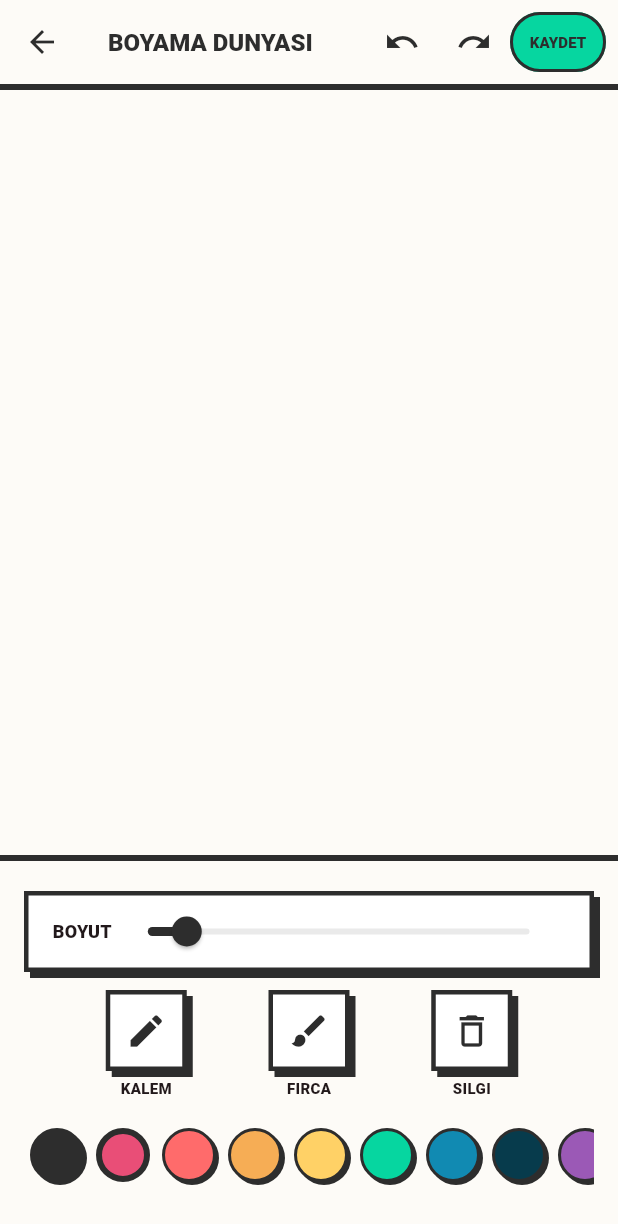
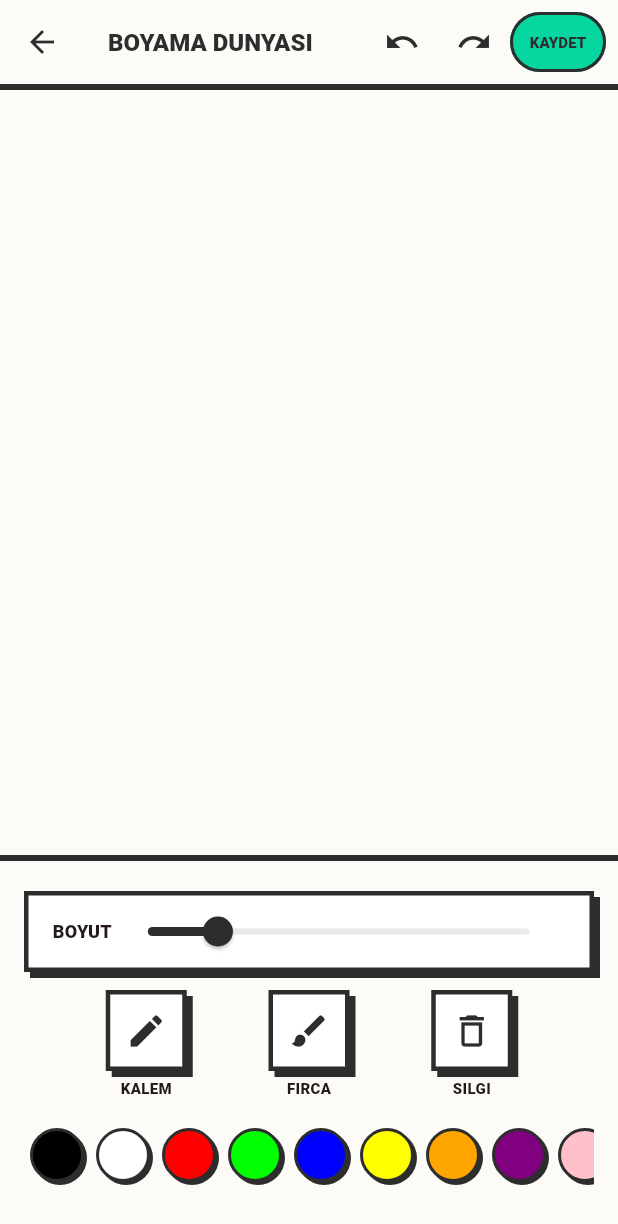
Before and after one commit to gokhanuzenn/color, a Flutter app: the ColoringCanvasScreen screen opened directly with empty values, on a phone screen of 412 x 824 dp. Shown: the top 1224 px of the screen. Run offline on Flutter 3.47's test engine with Material 3 defaults, Android fonts, the light colour scheme and no system bars; our stand-ins replace google_mobile_ads, image_gallery_saver, permission_handler, shared_preferences; accounts and stored records are empty; statements that could not run were skipped.

Commit message:
Port drawing brush algorithms from HTML prototype to Flutter coloring_canvas_screen.dart. Added HB-9B pencil noise, 10-bristle brush, watercolor alpha effects. Updated palette and tool menus.

```diff
--- a/lib/screens/coloring_canvas_screen.dart
+++ b/lib/screens/coloring_canvas_screen.dart
@@ -27,6 +27,11 @@ enum DrawingTool {
   kuru_firca,
   gradyan_fircasi,
   eraser,
+  pencil_hb,
+  pencil_2b,
+  pencil_4b,
+  pencil_6b,
+  pencil_9b,
 }
 
 abstract class PaintOp {
@@ -88,42 +93,88 @@ class PathOp extends PaintOp {
     }
 
     switch (tool) {
+      case DrawingTool.pencil_hb:
+      case DrawingTool.pencil_2b:
+      case DrawingTool.pencil_4b:
+      case DrawingTool.pencil_6b:
+      case DrawingTool.pencil_9b:
       case DrawingTool.kursun:
-        paint.strokeWidth = strokeWidth * 0.4;
+        final Map<DrawingTool, Map<String, dynamic>> config = {
+          DrawingTool.pencil_hb: {'a': 0.7, 'w': 0.1},
+          DrawingTool.pencil_2b: {'a': 0.6, 'w': 0.15},
+          DrawingTool.pencil_4b: {'a': 0.5, 'w': 0.2},
+          DrawingTool.pencil_6b: {'a': 0.4, 'w': 0.3},
+          DrawingTool.pencil_9b: {'a': 0.35, 'w': 0.4},
+          DrawingTool.kursun: {'a': 0.8, 'w': 0.1},
+        };
+        final settings = config[tool] ?? {'a': 0.8, 'w': 0.1};
+        paint.color = color.withOpacity(finalOpacity * (settings['a'] as double));
+        paint.strokeWidth = strokeWidth * (settings['w'] as double);
+        canvas.drawPath(path, paint);
+
+        final noisePaint = Paint()..color = paint.color..style = PaintingStyle.fill;
+        final rnd = math.Random(42);
+        for (var p in points) {
+          if (p != null && rnd.nextDouble() > 0.4) {
+            canvas.drawRect(Rect.fromLTWH(p.dx + (rnd.nextDouble()-0.5)*3, p.dy + (rnd.nextDouble()-0.5)*3, 1, 1), noisePaint);
+          }
+        }
+        break;
+
+      case DrawingTool.sulu_firca:
+        paint.color = color.withOpacity(finalOpacity * 0.08);
+        paint.strokeWidth = strokeWidth;
+        final rnd = math.Random(42);
+        for (int i = 0; i < 3; i++) {
+          final bristlePath = ui.Path();
+          bool first = true;
+          double bWidth = strokeWidth * (1 - i * 0.15);
+          paint.strokeWidth = bWidth;
+          for (var p in points) {
+            if (p != null) {
+              Offset off = Offset((rnd.nextDouble()-0.5)*4, (rnd.nextDouble()-0.5)*4);
+              if (first) { bristlePath.moveTo(p.dx + off.dx, p.dy + off.dy); first = false; }
+              else bristlePath.lineTo(p.dx + off.dx, p.dy + off.dy);
+            } else { first = true; }
+          }
+          canvas.drawPath(bristlePath, paint);
+        }
+        break;
+
+      case DrawingTool.firca_classic:
         paint.color = color.withOpacity(finalOpacity * 0.7);
+        const bristleCount = 10;
+        for (int i = 0; i < bristleCount; i++) {
+          final bPath = ui.Path();
+          bool first = true;
+          double offset = (i - bristleCount / 2) * (strokeWidth / bristleCount);
+          paint.strokeWidth = math.max(1, strokeWidth / 8);
+          for (var p in points) {
+            if (p != null) {
+              if (first) { bPath.moveTo(p.dx + offset, p.dy + offset); first = false; }
+              else bPath.lineTo(p.dx + offset, p.dy + offset);
+            } else { first = true; }
+          }
+          canvas.drawPath(bPath, paint);
+        }
+        break;
+
+      case DrawingTool.boya_kalemi:
+        paint.color = color.withOpacity(finalOpacity * 0.6);
+        paint.strokeWidth = strokeWidth * 0.8;
         canvas.drawPath(path, paint);
-        break;
-      case DrawingTool.sulu_firca:
-        paint.maskFilter = const MaskFilter.blur(BlurStyle.normal, 10);
-        paint.color = color.withOpacity(finalOpacity * 0.2);
-        paint.strokeWidth = strokeWidth * 2.0;
-        canvas.drawPath(path, paint);
-        break;
-      case DrawingTool.boya_kalemi:
         final rnd = math.Random(42);
-        for (int i = 0; i < points.length - 1; i++) {
-          if (points[i] != null && points[i + 1] != null) {
+        final grainPaint = Paint()..style = PaintingStyle.fill;
+        for (var p in points) {
+          if (p != null) {
             for (int j = 0; j < 5; j++) {
-              Offset off = Offset(rnd.nextDouble() * 5 - 2.5, rnd.nextDouble() * 5 - 2.5);
-              canvas.drawLine(points[i]! + off, points[i + 1]! + off, paint..color = color.withOpacity(finalOpacity * 0.5)..strokeWidth = strokeWidth * 0.3);
+              grainPaint.color = color.withOpacity(finalOpacity * rnd.nextDouble() * 0.4);
+              canvas.drawRect(Rect.fromLTWH(p.dx + (rnd.nextDouble()-0.5)*strokeWidth, p.dy + (rnd.nextDouble()-0.5)*strokeWidth, 2, 2), grainPaint);
             }
           }
         }
         break;
-      case DrawingTool.gradyan_fircasi:
-        if (points.length > 1) {
-          for (int i = 0; i < points.length - 1; i++) {
-            if (points[i] != null && points[i + 1] != null) {
-              paint.shader = ui.Gradient.linear(
-                points[i]!,
-                points[i + 1]!,
-                [secondaryColor.withOpacity(finalOpacity * 0.4), color.withOpacity(finalOpacity * 0.6)],
-              );
-              canvas.drawLine(points[i]!, points[i + 1]!, paint);
-            }
-          }
-        }
-        break;
+
       default:
         canvas.drawPath(path, paint);
     }
@@ -165,10 +216,10 @@ class _ColoringCanvasScreenState extends State<ColoringCanvasScreen> with Widget
   List<PaintOp> operations = [];
   Color selectedColor = const Color(0xFFE94E77);
   Color secondaryColor = const Color(0xFFF6AD55);
-  DrawingTool activeTool = DrawingTool.kursun;
-  DrawingTool _lastPencilTool = DrawingTool.kursun;
-  DrawingTool _lastBrushTool = DrawingTool.firca_classic;
-  double brushWidth = 12.0;
+  DrawingTool activeTool = DrawingTool.pencil_hb;
+  DrawingTool _lastPencilTool = DrawingTool.pencil_hb;
+  DrawingTool _lastBrushTool = DrawingTool.sulu_firca;
+  double brushWidth = 20.0;
   bool showSubToolMenu = false;
   String? currentMenuType;
 
@@ -189,15 +240,20 @@ class _ColoringCanvasScreenState extends State<ColoringCanvasScreen> with Widget
   bool _isAdFree = false;
 
   final List<Color> palette = [
-    const Color(0xFF2D2D2D), const Color(0xFFE94E77), const Color(0xFFFF6B6B),
-    const Color(0xFFF6AD55), const Color(0xFFFFD166), const Color(0xFF06D6A0),
-    const Color(0xFF118AB2), const Color(0xFF073B4C), const Color(0xFF9B59B6),
-    const Color(0xFFED4C67), const Color(0xFFA3CB38), const Color(0xFFC23616),
-    const Color(0xFF000000), const Color(0xFFFFFFFF), const Color(0xFF808080),
-    const Color(0xFFFF0000), const Color(0xFF00FF00), const Color(0xFF0000FF),
-    const Color(0xFFFFFF00), const Color(0xFF00FFFF), const Color(0xFFFF00FF),
-    const Color(0xFFFFA500), const Color(0xFF800080), const Color(0xFF008000),
-    const Color(0xFF800000), const Color(0xFF000080), const Color(0xFF808080),
+    const Color(0xFF000000), const Color(0xFFFFFFFF), const Color(0xFFFF0000),
+    const Color(0xFF00FF00), const Color(0xFF0000FF), const Color(0xFFFFFF00),
+    const Color(0xFFFFA500), const Color(0xFF800080), const Color(0xFFFFC0CB),
+    const Color(0xFFA52A2A), const Color(0xFF808080), const Color(0xFFADD8E6),
+    const Color(0xFF90EE90), const Color(0xFFE6E6FA), const Color(0xFFFFFFE0),
+    const Color(0xFFF5F5DC), const Color(0xFF800000), const Color(0xFF008000),
+    const Color(0xFF000080), const Color(0xFF808000), const Color(0xFFFF4500),
+    const Color(0xFF2E8B57), const Color(0xFF1E90FF), const Color(0xFFDA70D6),
+    const Color(0xFFB22222), const Color(0xFF00FA9A), const Color(0xFF4169E1),
+    const Color(0xFFFFD700), const Color(0xFFD2691E), const Color(0xFF32CD32),
+    const Color(0xFF00CED1), const Color(0xFFFF1493), const Color(0xFF8B4513),
+    const Color(0xFF7FFF00), const Color(0xFF4682B4), const Color(0xFFEE82EE),
+    const Color(0xFFCD853F), const Color(0xFFADFF2F), const Color(0xFF5F9EA0),
+    const Color(0xFFDB7093),
   ];
 
   @override
@@ -505,8 +561,8 @@ class _ColoringCanvasScreenState extends State<ColoringCanvasScreen> with Widget
           Row(
             mainAxisAlignment: MainAxisAlignment.spaceEvenly,
             children: [
-              _toolButton(DrawingTool.kursun, Icons.edit, "Kalem", isMenu: true),
-              _toolButton(DrawingTool.firca_classic, Icons.brush, "Firca", isMenu: true),
+              _toolButton(DrawingTool.pencil_hb, Icons.edit, "Kalem", isMenu: true),
+              _toolButton(DrawingTool.sulu_firca, Icons.brush, "Firca", isMenu: true),
               _toolButton(DrawingTool.eraser, Icons.delete_outline, "Silgi"),
             ],
           ),
@@ -545,20 +601,19 @@ class _ColoringCanvasScreenState extends State<ColoringCanvasScreen> with Widget
     if (!showSubToolMenu || currentMenuType == null) return const SizedBox.shrink();
     final subTools = currentMenuType == 'Kalem'
         ? [
-            {'tool': DrawingTool.kursun, 'label': '2B'},
-            {'tool': DrawingTool.tukenmez, 'label': '4B'},
-            {'tool': DrawingTool.keceli, 'label': '6B'},
-            {'tool': DrawingTool.jel_kalem, 'label': 'Jel'},
-            {'tool': DrawingTool.komur, 'label': 'Komur'},
-            {'tool': DrawingTool.boya_kalemi, 'label': 'Boya'},
+            {'tool': DrawingTool.pencil_hb, 'label': 'HB'},
+            {'tool': DrawingTool.kursun, 'label': 'Kurşun'},
+            {'tool': DrawingTool.pencil_2b, 'label': '2B'},
+            {'tool': DrawingTool.pencil_4b, 'label': '4B'},
+            {'tool': DrawingTool.pencil_6b, 'label': '6B'},
+            {'tool': DrawingTool.pencil_9b, 'label': '9B'},
+            {'tool': DrawingTool.komur, 'label': 'Kömür'},
           ]
         : [
+            {'tool': DrawingTool.sulu_firca, 'label': 'Sulu'},
+            {'tool': DrawingTool.keceli, 'label': 'Keçeli'},
             {'tool': DrawingTool.firca_classic, 'label': 'Klasik'},
-            {'tool': DrawingTool.sulu_firca, 'label': 'Sulu'},
-            {'tool': DrawingTool.sprey, 'label': 'Sprey'},
-            {'tool': DrawingTool.yagli_boya, 'label': 'Yagli'},
-            {'tool': DrawingTool.kuru_firca, 'label': 'Kuru'},
-            {'tool': DrawingTool.gradyan_fircasi, 'label': 'Gradyan'},
+            {'tool': DrawingTool.boya_kalemi, 'label': 'Kuru'},
           ];
     return Container(
       height: 60, margin: const EdgeInsets.only(bottom: 8),
```
